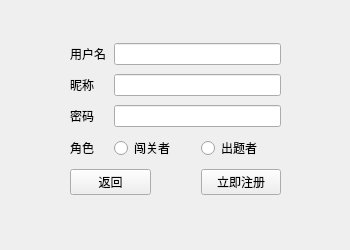
The window that signupwidget.ui (Poeroz/wordgame) describes before a commit, drawn with Qt 5.
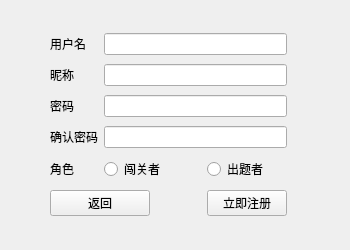
The same window after the commit.

Commit message: add password confirm.

What changed in the file:
```diff
--- a/signupwidget.ui
+++ b/signupwidget.ui
@@ -13,13 +13,13 @@
   <property name="windowTitle">
    <string>Form</string>
   </property>
-  <widget class="QWidget" name="">
+  <widget class="QWidget" name="layoutWidget">
    <property name="geometry">
     <rect>
-     <x>70</x>
-     <y>40</y>
-     <width>211</width>
-     <height>158</height>
+     <x>50</x>
+     <y>30</y>
+     <width>237</width>
+     <height>189</height>
     </rect>
    </property>
    <layout class="QGridLayout" name="gridLayout">
@@ -30,14 +30,20 @@
       </property>
      </widget>
     </item>
-    <item row="0" column="1" colspan="3">
-     <widget class="QLineEdit" name="usrLineEdit"/>
-    </item>
-    <item row="1" column="0">
-     <widget class="QLabel" name="nameLabel">
+    <item row="4" column="3">
+     <widget class="QRadioButton" name="questionerBtn">
       <property name="text">
-       <string>昵称</string>
+       <string>出题者</string>
       </property>
+      <property name="checkable">
+       <bool>true</bool>
+      </property>
+      <property name="checked">
+       <bool>false</bool>
+      </property>
+      <attribute name="buttonGroup">
+       <string notr="true">buttonGroup</string>
+      </attribute>
      </widget>
     </item>
     <item row="1" column="1" colspan="3">
@@ -50,21 +56,14 @@
       </property>
      </widget>
     </item>
-    <item row="2" column="1" colspan="3">
-     <widget class="QLineEdit" name="pwdLineEdit">
-      <property name="echoMode">
-       <enum>QLineEdit::Password</enum>
-      </property>
-     </widget>
-    </item>
-    <item row="3" column="0">
-     <widget class="QLabel" name="roleLabel">
+    <item row="1" column="0">
+     <widget class="QLabel" name="nameLabel">
       <property name="text">
-       <string>角色</string>
+       <string>昵称</string>
       </property>
      </widget>
     </item>
-    <item row="3" column="1" colspan="2">
+    <item row="4" column="1" colspan="2">
      <widget class="QRadioButton" name="playerBtn">
       <property name="text">
        <string>闯关者</string>
@@ -77,23 +76,17 @@
       </attribute>
      </widget>
     </item>
-    <item row="3" column="3">
-     <widget class="QRadioButton" name="questionerBtn">
+    <item row="0" column="1" colspan="3">
+     <widget class="QLineEdit" name="usrLineEdit"/>
+    </item>
+    <item row="5" column="0" colspan="2">
+     <widget class="QPushButton" name="returnBtn">
       <property name="text">
-       <string>出题者</string>
+       <string>返回</string>
       </property>
-      <property name="checkable">
-       <bool>true</bool>
-      </property>
-      <property name="checked">
-       <bool>false</bool>
-      </property>
-      <attribute name="buttonGroup">
-       <string notr="true">buttonGroup</string>
-      </attribute>
      </widget>
     </item>
-    <item row="4" column="3">
+    <item row="5" column="3">
      <widget class="QPushButton" name="okBtn">
       <property name="enabled">
        <bool>true</bool>
@@ -106,10 +99,31 @@
       </property>
      </widget>
     </item>
-    <item row="4" column="0" colspan="2">
-     <widget class="QPushButton" name="returnBtn">
+    <item row="2" column="1" colspan="3">
+     <widget class="QLineEdit" name="pwdLineEdit">
+      <property name="echoMode">
+       <enum>QLineEdit::Password</enum>
+      </property>
+     </widget>
+    </item>
+    <item row="4" column="0">
+     <widget class="QLabel" name="roleLabel">
       <property name="text">
-       <string>返回</string>
+       <string>角色</string>
+      </property>
+     </widget>
+    </item>
+    <item row="3" column="0">
+     <widget class="QLabel" name="pwdLabel_2">
+      <property name="text">
+       <string>确认密码</string>
+      </property>
+     </widget>
+    </item>
+    <item row="3" column="1" colspan="3">
+     <widget class="QLineEdit" name="pwdLineEdit_2">
+      <property name="echoMode">
+       <enum>QLineEdit::Password</enum>
       </property>
      </widget>
     </item>
```
Left out of the diff: 1 changed line with no effect on the pictures. The commit also changes 1 other file.
